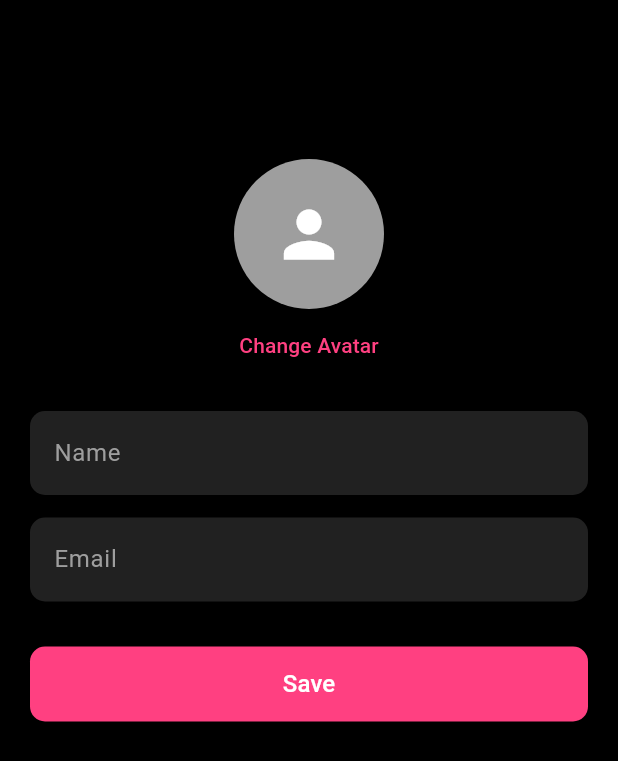
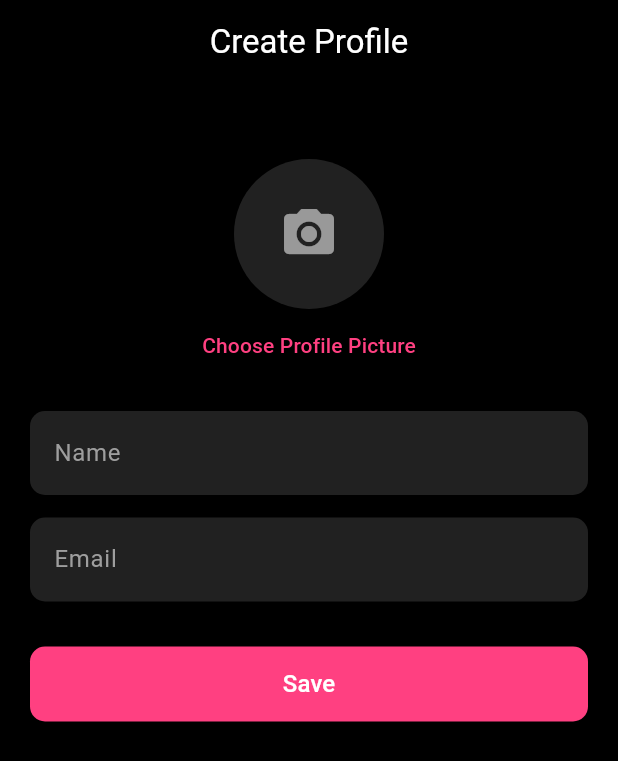
Before and after one commit to kritidigitalsolutions/roccoplay, a Flutter app: the CreateProfilePage screen opened directly with empty values, on a phone screen of 412 x 824 dp. Shown: the top 761 px of the screen. Run offline on Flutter 3.47's test engine with Material 3 defaults, Android fonts, the phone set to English and light mode, and no system bars; our stand-ins replace dio, get, get_storage, hive, hive_flutter, image_picker and 3 more; missing offline and left inert: mobile_scanner, screen_brightness, volume_controller; accounts and stored records are empty; network calls fail.

Commit message:
profile image

```diff
--- a/lib/view/profile/create_profile_page.dart
+++ b/lib/view/profile/create_profile_page.dart
@@ -4,23 +4,46 @@ import '../../app/theme/app_colors.dart';
 import '../../view_model/auth_controller/auth_controller.dart';
 import '../../view_model/profile/create_profile_controller.dart';
 
-class CreateProfilePage extends StatelessWidget {
+class CreateProfilePage extends StatefulWidget {
   final String phone;
 
   const CreateProfilePage({super.key, required this.phone});
 
   @override
+  State<CreateProfilePage> createState() => _CreateProfilePageState();
+}
+
+class _CreateProfilePageState extends State<CreateProfilePage> {
+  late final TextEditingController nameController;
+  late final TextEditingController emailController;
+  late final AuthController authController;
+  late final CreateProfileController createProfileController;
+
+  @override
+  void initState() {
+    super.initState();
+    nameController = TextEditingController();
+    emailController = TextEditingController();
+    authController = Get.find<AuthController>();
+    createProfileController = Get.put(CreateProfileController());
+  }
+
+  @override
+  void dispose() {
+    nameController.dispose();
+    emailController.dispose();
+    super.dispose();
+  }
+
+  @override
   Widget build(BuildContext context) {
-    final nameController = TextEditingController();
-    final emailController = TextEditingController();
-    final authController = Get.find<AuthController>();
-    final createProfileController = Get.put(CreateProfileController());
-
     return Scaffold(
       backgroundColor: AppColors.background,
       appBar: AppBar(
         backgroundColor: AppColors.background,
         elevation: 0,
+        title: const Text("Create Profile", style: TextStyle(color: AppColors.white)),
+        centerTitle: true,
       ),
       body: Padding(
         padding: const EdgeInsets.all(20),
@@ -29,17 +52,17 @@ class CreateProfilePage extends StatelessWidget {
             children: [
               const SizedBox(height: 30),
 
-              /// Profile Image
+              /// Profile Image (Optional)
               GestureDetector(
                 onTap: createProfileController.pickImage,
                 child: Obx(() => CircleAvatar(
                   radius: 50,
-                  backgroundColor: Colors.grey,
+                  backgroundColor: Colors.grey[900],
                   backgroundImage: createProfileController.selectedImage.value != null
                       ? FileImage(createProfileController.selectedImage.value!)
                       : null,
                   child: createProfileController.selectedImage.value == null
-                      ? const Icon(Icons.person, size: 50, color: Colors.white)
+                      ? const Icon(Icons.camera_alt, size: 40, color: Colors.white54)
                       : null,
                 )),
               ),
@@ -47,7 +70,7 @@ class CreateProfilePage extends StatelessWidget {
               TextButton(
                 onPressed: createProfileController.pickImage,
                 child: const Text(
-                  "Change Avatar",
+                  "Choose Profile Picture",
                   style: TextStyle(color: AppColors.buttonColor),
                 ),
               ),
@@ -104,18 +127,17 @@ class CreateProfilePage extends StatelessWidget {
                   onPressed: authController.isLoading.value
                       ? null
                       : () async {
-                          if (nameController.text.isEmpty ||
-                              emailController.text.isEmpty ||
-                              createProfileController.selectedImage.value == null) {
-                            Get.snackbar("Error", "All fields are required");
+                          if (nameController.text.trim().isEmpty ||
+                              emailController.text.trim().isEmpty) {
+                            Get.snackbar("Error", "Name and Email are required");
                             return;
                           }
 
                           bool success = await authController.updateAndSaveProfile(
-                            name: nameController.text,
-                            email: emailController.text,
-                            phone: phone,
-                            imagePath: createProfileController.selectedImage.value!.path,
+                            name: nameController.text.trim(),
+                            email: emailController.text.trim(),
+                            phone: widget.phone,
+                            imagePath: createProfileController.selectedImage.value?.path,
                           );
 
                           if (success) {
--- a/lib/view_model/home_controller/home_controller.dart
+++ b/lib/view_model/home_controller/home_controller.dart
@@ -1,5 +1,6 @@
 import 'package:get/get.dart';
 import '../../utils/app_session.dart';
+import '../auth_controller/auth_controller.dart';
 
 class HomeController extends GetxController {
   var selectedIndex = 0.obs;
@@ -30,7 +31,8 @@ class HomeController extends GetxController {
   }
 
   void logout() async {
-    await AppSession.clearSession();
+    final authController = Get.find<AuthController>();
+    await authController.logout();
     isLoggedIn.value = false;
     selectedIndex.value = 0;
   }
```
Also changed, not shown: lib/view/auth/otpPage.dart (+9 -18 lines), lib/view_model/auth_controller/auth_controller.dart (+14 -1 lines).
